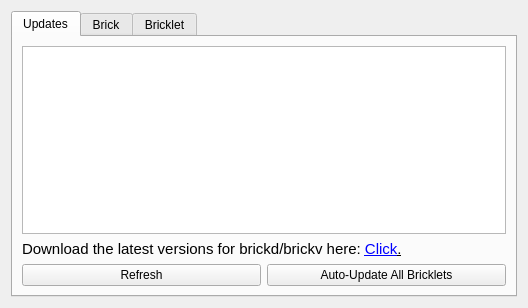
Above: src/brickv/ui/flashing.ui from Tinkerforge/brickv before the change. Below: the same form after it.
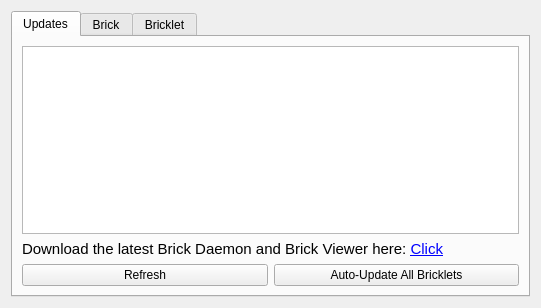
That is the form after the change.

Commit message: flashing: Update firmware list when refresh buton on update tab is clicked

```diff
--- a/src/brickv/ui/flashing.ui
+++ b/src/brickv/ui/flashing.ui
@@ -6,7 +6,7 @@
    <rect>
     <x>0</x>
     <y>0</y>
-    <width>528</width>
+    <width>541</width>
     <height>308</height>
    </rect>
   </property>
@@ -44,7 +44,10 @@
 &lt;html&gt;&lt;head&gt;&lt;meta name=&quot;qrichtext&quot; content=&quot;1&quot; /&gt;&lt;style type=&quot;text/css&quot;&gt;
 p, li { white-space: pre-wrap; }
 &lt;/style&gt;&lt;/head&gt;&lt;body style=&quot; font-family:'Ubuntu'; font-size:11pt; font-weight:400; font-style:normal;&quot;&gt;
-&lt;p style=&quot; margin-top:0px; margin-bottom:0px; margin-left:0px; margin-right:0px; -qt-block-indent:0; text-indent:0px;&quot;&gt;Download the latest versions for brickd/brickv here: &lt;a href=&quot;http://www.tinkerforge.com/doc/Downloads.html&quot;&gt;&lt;span style=&quot; text-decoration: underline; color:#0000ff;&quot;&gt;Click&lt;/span&gt;&lt;/a&gt;&lt;a href=&quot;http://www.tinkerforge.com/doc/Downloads.html&quot;&gt;&lt;span style=&quot; text-decoration: underline; color:#000000;&quot;&gt;.&lt;/span&gt;&lt;/a&gt;&lt;/p&gt;&lt;/body&gt;&lt;/html&gt;</string>
+&lt;p style=&quot; margin-top:0px; margin-bottom:0px; margin-left:0px; margin-right:0px; -qt-block-indent:0; text-indent:0px;&quot;&gt;Download the latest Brick Daemon and Brick Viewer here: &lt;a href=&quot;http://www.tinkerforge.com/doc/Downloads.html&quot;&gt;&lt;span style=&quot; text-decoration: underline; color:#0000ff;&quot;&gt;Click&lt;/span&gt;&lt;/a&gt;&lt;/p&gt;&lt;/body&gt;&lt;/html&gt;</string>
+         </property>
+         <property name="openExternalLinks">
+          <bool>true</bool>
          </property>
         </widget>
        </item>
```
The commit also changes 3 other files.
